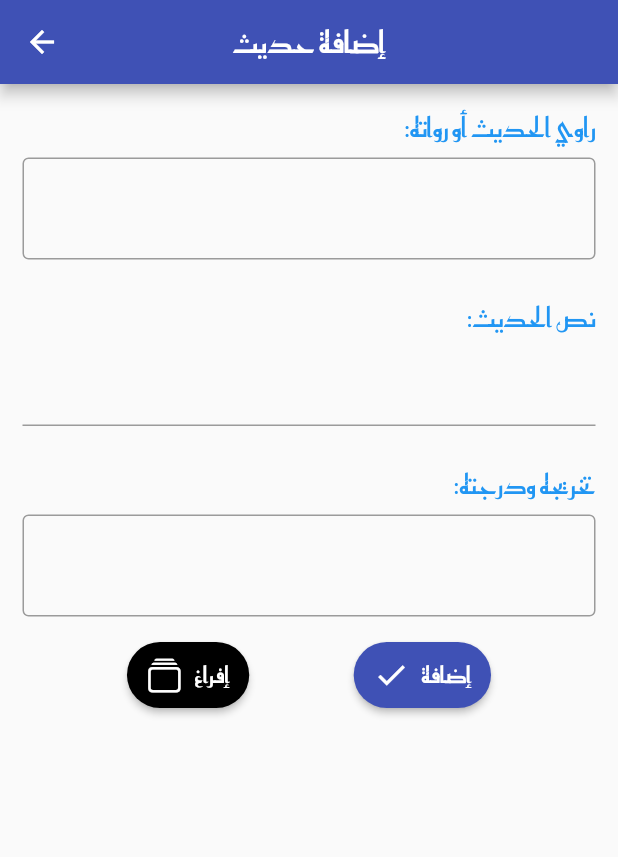
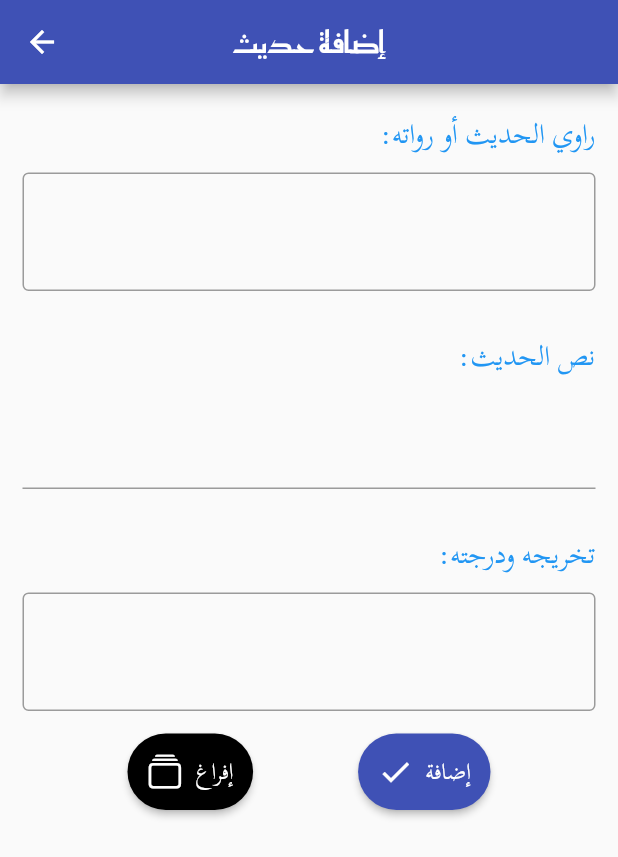
Before and after one commit to MohammedHyder777/hadeeth_cards_provider, a Flutter app: the screen it shows after launch, after a tap on the "close" icon, after a tap on "تم حفظه", after a tap on the "wysiwyg" icon, on a phone screen of 412 x 824 dp. Shown: the top 857 px of the screen. Run offline on Flutter 3.47's test engine with Material 2 defaults, Android fonts, the light colour scheme and no system bars; our stand-ins replace shared_preferences.

Commit message:
Adding intro screen and fonts

```diff
--- a/lib/add_hadeeth.dart
+++ b/lib/add_hadeeth.dart
@@ -18,18 +18,18 @@ class _AddPageState extends State<AddPage> {
   /// Styles
   ///************************************************ */
   final TextStyle labelStyle = const TextStyle(
-    fontFamily: 'Reem Kufi',
+    fontFamily: 'Scheherazade New',
     fontSize: 18,
     color: Colors.blue,
   );
 
   final TextStyle fieldStyle = const TextStyle(
-    fontFamily: 'Reem Kufi',
+    fontFamily: 'Scheherazade New',
     fontSize: 19,
   );
 
   final TextStyle bTxtStyle = const TextStyle(
-      fontFamily: 'Reem Kufi', fontSize: 15, color: Colors.white);
+      fontFamily: 'Scheherazade New', fontSize: 15, color: Colors.white);
 
   ///
   /// Text Editing Controllers
--- a/lib/hadeeth_card.dart
+++ b/lib/hadeeth_card.dart
@@ -41,7 +41,7 @@ class HadeethCard extends StatelessWidget {
                   child: const Icon(Icons.close),
                 ),
                 const SizedBox(height: 13),
-                Text('عن ${h.rawi} عن النبي صلى الله عليه وسلم قال:',
+                Text('عن ${h.rawi} عن النبي ﷺ قال:',
                     textDirection: TextDirection.rtl,
                     // ignore: prefer_const_constructors
                     style: TextStyle(
@@ -50,7 +50,7 @@ class HadeethCard extends StatelessWidget {
                           : Colors.white,
                       fontWeight: FontWeight.w600,
                       fontSize: 17,
-                      fontFamily: 'Amiri',
+                      fontFamily: 'Scheherazade New',
                     )),
                 const SizedBox(height: 7),
                 Text('(( ${h.hadeeth} )).',
@@ -59,7 +59,7 @@ class HadeethCard extends StatelessWidget {
                     style: const TextStyle(
                       color: Color.fromARGB(255, 6, 19, 133),
                       fontSize: 27,
-                      fontFamily: 'Amiri',
+                      fontFamily: 'Scheherazade New',
                     )),
                 const SizedBox(height: 7),
                 Text(h.degree,
@@ -67,7 +67,7 @@ class HadeethCard extends StatelessWidget {
                     style: TextStyle(
                         color: h.state == 0 ? Colors.green[800] : Colors.white,
                         fontSize: 15,
-                        fontFamily: 'Amiri',
+                        fontFamily: 'Scheherazade New',
                         fontWeight: FontWeight.w600)),
                 const SizedBox(height: 11),
                 ElevatedButton(
@@ -81,7 +81,7 @@ class HadeethCard extends StatelessWidget {
                       Text(h.state == 0 ? 'تم حفظه' : ' إعادة ',
                           style: const TextStyle(
                             color: Colors.white,
-                            fontFamily: 'Amiri',
+                            fontFamily: 'Scheherazade New',
                           )),
                     ],
                   ),
--- /dev/null
+++ b/lib/intro_screen.dart
@@ -0,0 +1,31 @@
+import 'package:flutter/material.dart';
+
+class IntroScreen extends StatelessWidget {
+  const IntroScreen({super.key});
+
+  @override
+  Widget build(BuildContext context) {
+    return Scaffold(
+      body: Center(
+        child: Column(
+          mainAxisAlignment: MainAxisAlignment.center,
+          children: [
+            const Spacer(flex: 3),
+            Text(
+              'تطبيق بطاقات الأحاديث',
+              style: TextStyle(fontSize: 35, color: Colors.indigo[800]),
+            ),
+            const Spacer(flex: 2),
+            const Text(
+              'الإصدار  1.0.0',
+              style: TextStyle(
+                fontSize: 17.5,
+              ),
+            ),
+            const Spacer(flex: 1),
+          ],
+        ),
+      ),
+    );
+  }
+}
--- a/lib/main.dart
+++ b/lib/main.dart
@@ -1,5 +1,6 @@
 import 'package:flutter/material.dart';
 import 'package:hadeeth_cards_provider/hadeeth_card.dart';
+import 'package:hadeeth_cards_provider/intro_screen.dart';
 import 'package:provider/provider.dart';
 
 import 'add_hadeeth.dart';
@@ -18,7 +19,12 @@ class MyApp extends StatelessWidget {
   Widget build(BuildContext context) {
     return MaterialApp(
         title: 'أحاديث',
-        theme: ThemeData(primarySwatch: Colors.indigo, fontFamily: 'Reem Kufi'),
+        theme: ThemeData(
+          primarySwatch: Colors.indigo,
+          fontFamily: 'Reem Kufi',
+          dialogTheme: const DialogTheme(
+              contentTextStyle: TextStyle(fontFamily: 'Amiri', fontSize: 18)),
+        ),
         routes: {
           '/': (context) => const MyHomePage(title: 'بطاقات الأحاديث'),
           '/add_page': (context) => const AddPage(),
@@ -36,10 +42,16 @@ class MyHomePage extends StatefulWidget {
 }
 
 class _MyHomePageState extends State<MyHomePage> {
-  // Shared Preferences
+  bool flag = true;
+  void changeFlag() async {
+    await Future.delayed(const Duration(seconds: 3));
+    setState(() => flag = false);
+  }
+
   @override
   void initState() {
     super.initState();
+    changeFlag();
   }
 
   /// Show Clear Confirmation Dialog
@@ -178,7 +190,9 @@ class _MyHomePageState extends State<MyHomePage> {
 
   @override
   Widget build(BuildContext context) {
-    return Consumer<AhadeethModel>(
+    return flag
+        ? const IntroScreen()
+        : Consumer<AhadeethModel>(
             builder: (BuildContext context, value, Widget? child) {
             return Scaffold(
               backgroundColor: const Color.fromARGB(255, 176, 201, 243),
@@ -203,11 +217,15 @@ class _MyHomePageState extends State<MyHomePage> {
                         if (v == '2') {
                           showResetConfirm();
                         }
+                        if (v == '3') {
+                          Navigator.pushNamed(context, '/add_page');
+                        }
                       },
                       hint: const Text('مزيد خيارات',
                           style: TextStyle(color: Colors.white)),
                       alignment: AlignmentDirectional.centerEnd,
-                icon: const Icon(Icons.settings, color: Colors.white, size: 27),
+                      icon: const Icon(Icons.settings,
+                          color: Colors.white, size: 27),
                       items: [
                         DropdownMenuItem(
                           value: '1',
@@ -228,6 +246,17 @@ class _MyHomePageState extends State<MyHomePage> {
                               Icon(Icons.restore_page_outlined,
                                   color: Colors.indigo[800]),
                               Text('إعادة ضبط',
+                                  style: TextStyle(color: Colors.indigo[800])),
+                            ],
+                          ),
+                        ),
+                        DropdownMenuItem(
+                          value: '3',
+                          child: Row(
+                            mainAxisAlignment: MainAxisAlignment.spaceEvenly,
+                            children: [
+                              Icon(Icons.wysiwyg, color: Colors.indigo[800]),
+                              Text('أضف حديثا',
                                   style: TextStyle(color: Colors.indigo[800])),
                             ],
                           ),
--- a/pubspec.yaml
+++ b/pubspec.yaml
@@ -82,6 +82,12 @@ flutter:
     - family: Amiri
       fonts:
         - asset: assets/fonts/Amiri-Regular.ttf
+
+    - family: Scheherazade New
+      fonts:
+        - asset: assets/fonts/ScheherazadeNew-Regular.ttf
+        - asset: assets/fonts/ScheherazadeNew-Bold.ttf
+
   #         style: italic
   #   - family: Trajan Pro
   #     fonts:
```
Also changed, not shown: assets/fonts/ScheherazadeNew-Bold.ttf (added), assets/fonts/ScheherazadeNew-Regular.ttf (added). Lines whose indentation alone changed are shown as unchanged.
